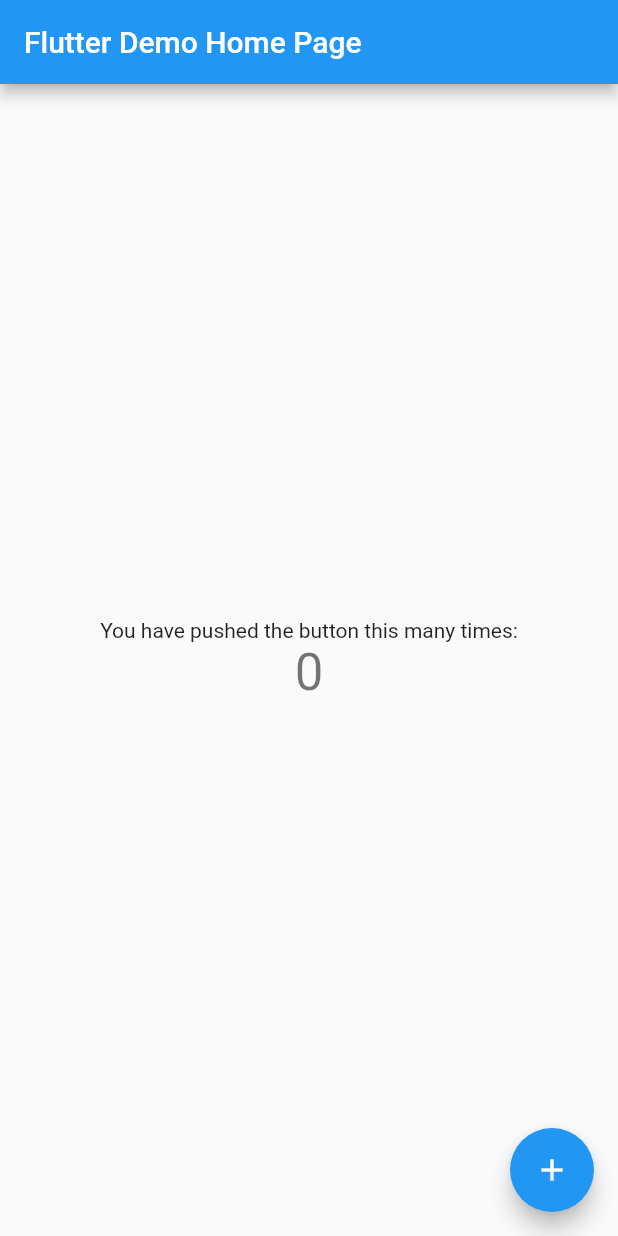
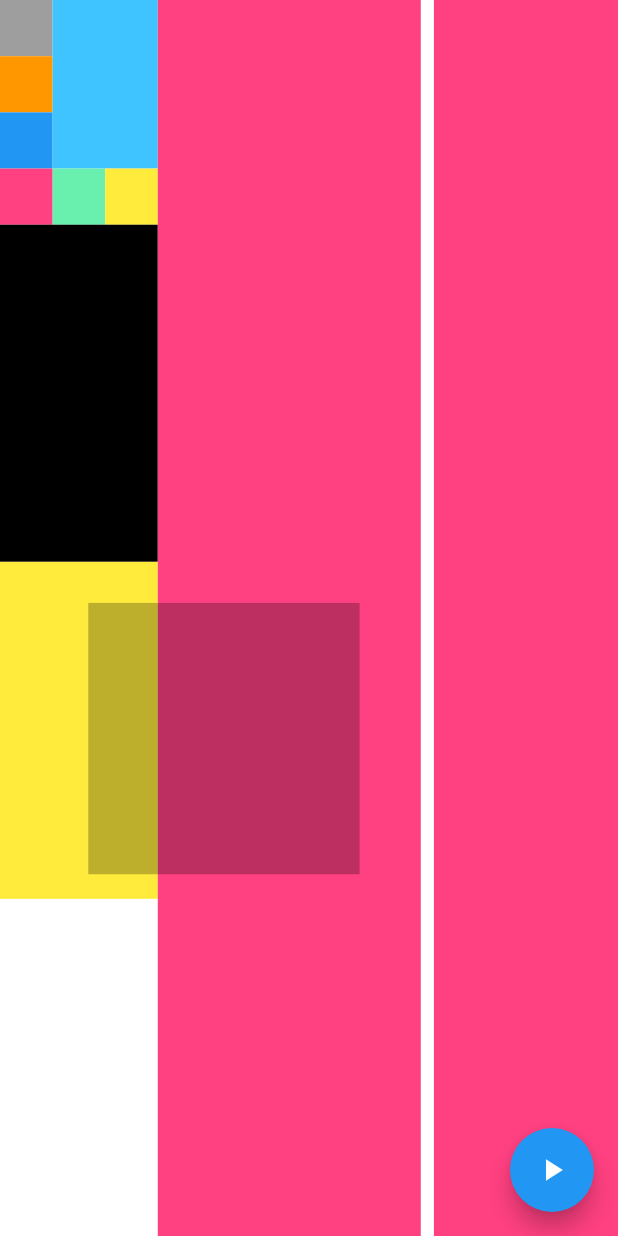
Before and after one commit to tuangh/Flutter-F01, a Flutter app: the screen it shows after launch, on a phone screen of 412 x 824 dp. Run offline on Flutter 3.47's test engine with Material 2 defaults, Android fonts, the phone set to English and light mode, and no system bars.

Commit message:
ex2 layout

```diff
--- a/ex2/lib/main.dart
+++ b/ex2/lib/main.dart
@@ -1,3 +1,4 @@
+import 'package:flutter/cupertino.dart';
 import 'package:flutter/material.dart';
 
 void main() {
@@ -72,45 +73,166 @@ class _MyHomePageState extends State<MyHomePage> {
     // fast, so that you can just rebuild anything that needs updating rather
     // than having to individually change instances of widgets.
     return Scaffold(
-      appBar: AppBar(
-        // Here we take the value from the MyHomePage object that was created by
-        // the App.build method, and use it to set our appbar title.
-        title: Text(widget.title),
-      ),
-      body: Center(
+      body: Container(
+        color: Colors.white,
         // Center is a layout widget. It takes a single child and positions it
         // in the middle of the parent.
-        child: Column(
-          // Column is also a layout widget. It takes a list of children and
-          // arranges them vertically. By default, it sizes itself to fit its
-          // children horizontally, and tries to be as tall as its parent.
-          //
-          // Invoke "debug painting" (press "p" in the console, choose the
-          // "Toggle Debug Paint" action from the Flutter Inspector in Android
-          // Studio, or the "Toggle Debug Paint" command in Visual Studio Code)
-          // to see the wireframe for each widget.
-          //
-          // Column has various properties to control how it sizes itself and
-          // how it positions its children. Here we use mainAxisAlignment to
-          // center the children vertically; the main axis here is the vertical
-          // axis because Columns are vertical (the cross axis would be
-          // horizontal).
-          mainAxisAlignment: MainAxisAlignment.center,
-          children: <Widget>[
-            Text(
-              'You have pushed the button this many times:',
+        child:
+        Stack(
+          children: [
+            Row(
+              children: <Widget>[
+                Expanded(
+                  flex: 12,
+                  child: Column(
+                    children: <Widget>[
+                      Expanded(
+                        flex: 2,
+                        child: Column(
+                          children: <Widget>[
+                            Expanded(
+                                flex: 3,
+                                child: Row(
+                                  children: [
+                                    Expanded(
+                                      flex: 1,
+                                      child: Column(
+                                        children: [
+                                          Expanded(
+                                            flex: 1,
+                                            child: Container(
+                                              color: Colors.grey,
+                                            ),
+                                          ),
+                                          Expanded(
+                                            flex: 1,
+                                            child: Container(
+                                              color: Colors.orange,
+                                            ),
+                                          ),
+                                          Expanded(
+                                            flex: 1,
+                                            child: Container(
+                                              color: Colors.blue,
+                                            ),
+                                          ),
+                                        ],
+                                      ),
+                                    ),
+                                    Expanded(
+                                      flex: 2,
+                                      child: Container(
+                                        color: Colors.lightBlueAccent,
+                                      ),
+                                    )
+                                  ],
+                                )
+                            ),
+                            Expanded(
+                              flex: 1,
+                              child: Row(children: <Widget>[
+                                Expanded(
+                                  flex: 1,
+                                  child: Container(
+                                    color: Colors.pinkAccent,
+                                  ),
+                                ),
+
+                                Expanded(
+                                  flex: 1,
+                                  child: Container(
+                                    color: Colors.greenAccent,
+                                  ),
+                                ),
+
+                                Expanded(
+                                  flex: 1,
+                                  child: Container(
+                                    color: Colors.yellow,
+                                  ),
+                                )
+                              ],),
+
+                            )
+                          ],
+                        ),
+                      ),
+                      Expanded(
+                        flex: 3,
+                        child: Container(
+                          color: Colors.black,
+                        ),
+                      ),
+                      Expanded(
+                          flex: 3,
+                          child: Container(
+                            color: Colors.yellow,
+                          )),
+                      Expanded(
+                          flex: 3,
+                          child: Container(
+                            color: Colors.white,
+                          ))
+                    ],
+                  ),
+                ),
+                Expanded(
+                  flex: 20,
+                  child: Container(
+                    color: Colors.pinkAccent,
+                  ),
+                ),
+                Spacer(
+                  flex: 1,
+                ),
+                Expanded(
+                  flex: 14,
+                  child: Container(
+                    color: Colors.pinkAccent,
+                  ),
+                )
+              ],
             ),
-            Text(
-              '$_counter',
-              style: Theme.of(context).textTheme.headline4,
+            Container(
+              child: Row(
+                children: [
+                  Spacer(
+                    flex: 1,
+                  ),
+                  Expanded(
+                    flex: 6,
+                    child: Column(
+                      crossAxisAlignment: CrossAxisAlignment.start,
+                      children: [
+                        Spacer(
+                          flex: 20,
+                        ),
+                        Expanded(
+                          flex: 9,
+                          child: AspectRatio(
+                            aspectRatio: 1,
+                            child: Container(
+                              color: Colors.black26,
+                            ),
+                          )
+                        ),
+                        Spacer(
+                          flex: 12,
+                        )
+                      ],
+                    ),
+                  ),
+                ],
+              ),
             ),
+
           ],
         ),
+
+
       ),
       floatingActionButton: FloatingActionButton(
-        onPressed: _incrementCounter,
-        tooltip: 'Increment',
-        child: Icon(Icons.add),
+        child: Icon(Icons.play_arrow),
       ), // This trailing comma makes auto-formatting nicer for build methods.
     );
   }
```
Also changed, not shown: 2 other files.
